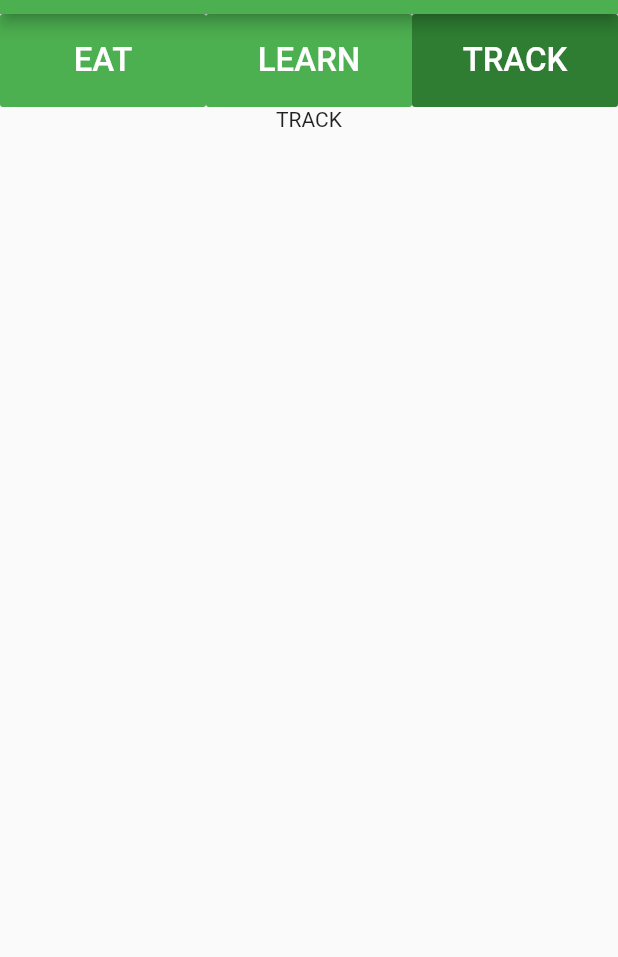
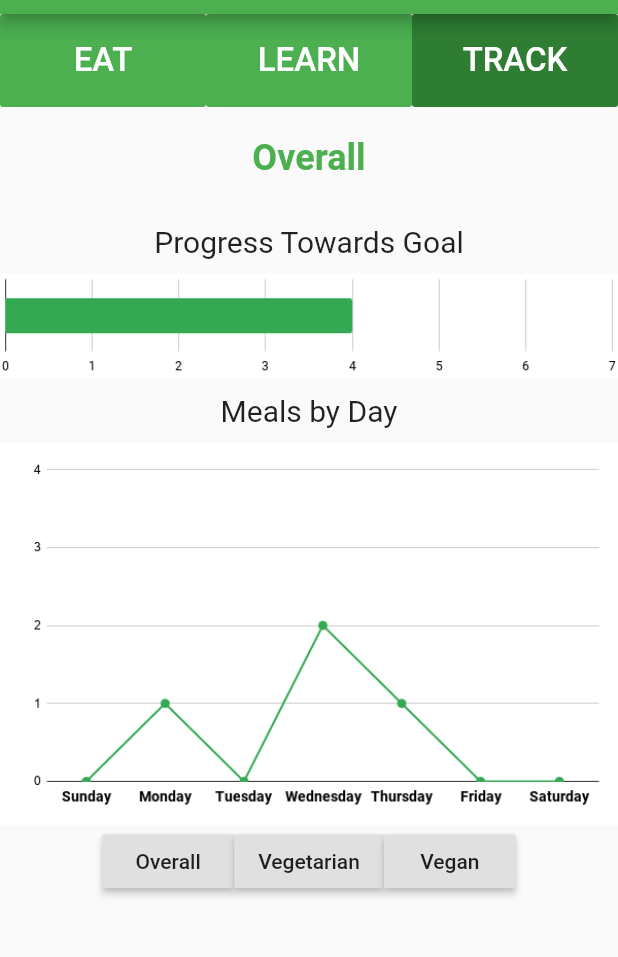
Before and after one commit to calvin-cs262-teamF/Grassroots-Green-Calvin, a Flutter app: the screen it shows after launch, after a tap on "LEARN", after a tap on "TRACK", on a phone screen of 412 x 824 dp, the part 70-1027 px from its top. Run offline on Flutter 3.47's test engine with Material 2 defaults, Android fonts, the phone set to English and light mode, and no system bars; our stand-ins replace cloud_firestore, email_validator, firebase_auth, firebase_core; accounts and stored records are empty.

Commit message:
Switches the Goals Page and the Compete Page as we talked about at the meeting

```diff
--- a/lib/main.dart
+++ b/lib/main.dart
@@ -1,7 +1,7 @@
 import 'package:flutter/material.dart';
+import 'package:grassroots_green/compete.dart';
 import 'package:grassroots_green/settings.dart';
 import 'package:grassroots_green/login.dart';
-import 'package:grassroots_green/goals.dart';
 import 'package:grassroots_green/auth.dart';
 import 'package:cloud_firestore/cloud_firestore.dart';
 
@@ -18,8 +18,8 @@ class MyApp extends StatelessWidget {
       routes: <String, WidgetBuilder>{
         //Route declared for settings route
         Settings.routeName: (context) => Settings(auth:auth),
-        Goals.routeName: (context) => Goals(),
         Login.routeName: (context) => Login(auth: auth),
+        Compete.routeName: (context) => Compete(auth: auth),
       },
 
       //When a route is generated, return the route to page,
@@ -80,6 +80,32 @@ class _MyHomePageState extends State<MyHomePage> {
     });
   }
 
+  String _progressImage = 'assets/goal_progress/overall_prog.png';
+  String _chartImage = 'assets/goal_progress/overall_chart.png';
+  String _scope = 'Overall';
+
+  void _setOverall() {
+    setState(() {
+      _progressImage = 'assets/goal_progress/overall_prog.png';
+      _chartImage = 'assets/goal_progress/overall_chart.png';
+      _scope = 'Overall';
+    });
+  }
+  void _setVegetarian() {
+    setState(() {
+      _progressImage = 'assets/goal_progress/vegetarian_prog.png';
+      _chartImage = 'assets/goal_progress/vegetarian_chart.png';
+      _scope = 'Vegetarian';
+    });
+  }
+  void _setVegan() {
+    setState(() {
+      _progressImage = 'assets/goal_progress/vegan_prog.png';
+      _chartImage = 'assets/goal_progress/vegan_chart.png';
+      _scope = 'Vegan';
+    });
+  }
+
   static double _iconSize = 24;
   static int _elevation = 16;
   static double _height = 2;
@@ -97,29 +123,21 @@ class _MyHomePageState extends State<MyHomePage> {
   Column _testbuild() {
     switch (_mainMenuOptions) {
       case 'EAT':{
-          return recordMeal();
+          return displayEAT();
         }
       case 'LEARN':{
-          return Column(
-            children: <Widget>[
-              Text('LEARN')
-            ],
-          );
+          return displayLEARN();
         }
       case 'TRACK':{
-          return Column(
-            children: <Widget>[
-              Text('TRACK')
-            ],
-          );
+            return displayTRACK();
         }
       default:{
-          return recordMeal();
+          return displayEAT();
         }
     }
   }
 
-  Column recordMeal() {
+  Column displayEAT() {
     return Column(
       children: <Widget>[
         Text('Record a Meal:',
@@ -195,6 +213,70 @@ class _MyHomePageState extends State<MyHomePage> {
             _SubmitForm(_mealType, _mealLocation);
           },
           child: Text('Submit'),
+        )
+      ],
+    );
+  }
+
+  Column displayLEARN() {
+    return Column(
+      children: <Widget>[
+        Text('LEARN')
+      ],
+    );
+  }
+
+  Column displayTRACK() {
+    return Column(
+      mainAxisAlignment: MainAxisAlignment.center,
+      children: <Widget>[
+        Container(
+          margin: EdgeInsets.all(20.0),
+          alignment: Alignment(0.0, 0.0),
+          child: Text(_scope,
+            style: TextStyle(
+              fontSize: 24.0,
+              fontWeight: FontWeight.bold,
+              color: Colors.green,
+            ),
+          ),
+        ),
+        Container(
+          margin: EdgeInsets.all(10.0),
+          alignment: Alignment(0.0, 0.0),
+          child: Text('Progress Towards Goal',
+            style: TextStyle(
+              fontSize: 20.0,
+            ),
+          ),
+        ),
+        Image.asset(_progressImage),
+        Container(
+          margin: EdgeInsets.all(10.0),
+          alignment: Alignment(0.0, 0.0),
+          child: Text('Meals by Day',
+            style: TextStyle(
+              fontSize: 20.0,
+            ),
+          ),
+        ),
+        Image.asset(_chartImage),
+        Row(
+          mainAxisAlignment: MainAxisAlignment.center,
+          children: <Widget>[
+            RaisedButton(
+                onPressed: _setOverall,
+                child: Text('Overall')
+            ),
+            RaisedButton(
+                onPressed: _setVegetarian,
+                child: Text('Vegetarian')
+            ),
+            RaisedButton(
+                onPressed: _setVegan,
+                child: Text('Vegan')
+            ),
+          ],
         )
       ],
     );
@@ -325,9 +407,9 @@ class _MyHomePageState extends State<MyHomePage> {
                   },
                 ),
                 ListTile(
-                  title: Text('Goal Progress'),
+                  title: Text('Compete'),
                   onTap: () {
-                    Navigator.pushNamed(context, Goals.routeName);
+                    Navigator.pushNamed(context, Compete.routeName);
                   },
                 ),
                 ListTile(
--- a/pubspec.yaml
+++ b/pubspec.yaml
@@ -14,7 +14,7 @@ description: The app for Calvin University&#x27;s Grassroots Green group.
 version: 1.0.0+1
 
 environment:
-  sdk: ">=2.1.0 <3.0.0"
+  sdk: ">=2.2.2 <3.0.0"
 
 dependencies:
   flutter:
```
Also changed, not shown: lib/compete.dart (added, +42 -0 lines), lib/goals.dart (deleted, +0 -107 lines).
